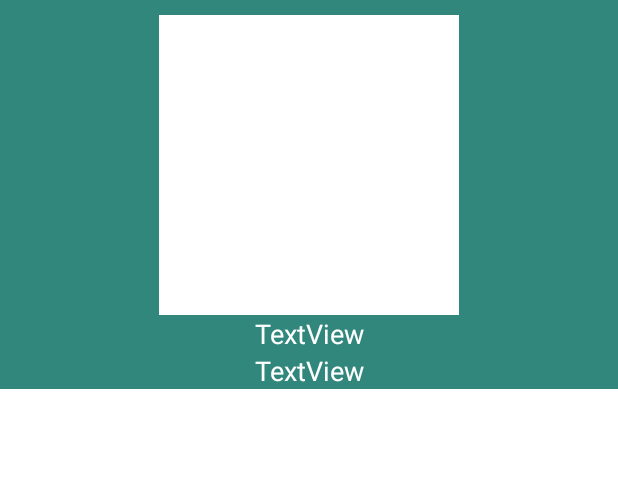
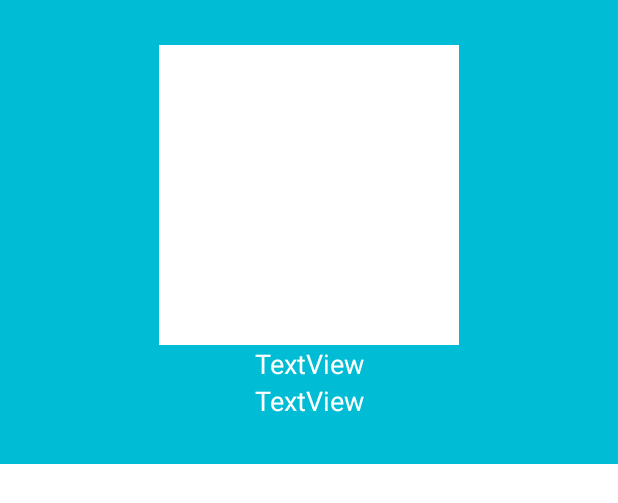
Before and after one commit to luluket/shop, an Android app: the layout product.xml on its own in the app's theme, with its tools: preview values and no code run, on a phone screen of 412 x 824 dp. Shown: the top 503 px of the screen. Run offline under Robolectric (Android 15) with nearby library versions, the phone set to English and light mode, and no system bars.

Commit message:
Design update

```diff
--- a/app/src/main/java/com/luka/shop/HomeActivity.java
+++ b/app/src/main/java/com/luka/shop/HomeActivity.java
@@ -2,6 +2,7 @@ package com.luka.shop;
 
 import androidx.annotation.NonNull;
 import androidx.appcompat.app.AppCompatActivity;
+import androidx.core.content.ContextCompat;
 import androidx.recyclerview.widget.LinearLayoutManager;
 import androidx.recyclerview.widget.RecyclerView;
 
@@ -99,6 +100,11 @@ public class HomeActivity extends AppCompatActivity implements View.OnClickListe
         productAdapter = new FirestoreRecyclerAdapter<Product, ProductHolder>(setProducts) {
             @Override
             protected void onBindViewHolder(@NonNull ProductHolder holder, int position, @NonNull Product model) {
+                if(position%2==0){
+                    holder.container.setBackgroundColor(ContextCompat.getColor(getApplicationContext(),R.color.even));
+                }else{
+                    holder.container.setBackgroundColor(ContextCompat.getColor(getApplicationContext(),R.color.odd));
+                }
                 holder.name.setText(model.getName());
                 holder.price.setText(model.getPrice() + " kn");
                 StorageReference productImageRef = mStorageRef.child("products/" + model.getId() + ".jpg");
--- a/app/src/main/res/layout/activity_cart.xml
+++ b/app/src/main/res/layout/activity_cart.xml
@@ -29,6 +29,7 @@
             android:id="@+id/cartItems"
             android:layout_width="wrap_content"
             android:layout_height="wrap_content"
+            android:layout_marginTop="20dp"
             app:layout_constraintEnd_toEndOf="parent"
             app:layout_constraintStart_toStartOf="parent"
             app:layout_constraintTop_toBottomOf="@+id/yourCartNote">
--- a/app/src/main/res/layout/product.xml
+++ b/app/src/main/res/layout/product.xml
@@ -5,17 +5,16 @@
     android:id="@+id/container"
     android:layout_width="match_parent"
     android:layout_height="wrap_content"
-    android:background="#60A59E"
-    android:backgroundTint="#86D1CA"
+    android:background="#00BCD4"
     android:backgroundTintMode="multiply"
-    android:orientation="vertical">
+    android:orientation="vertical"
+    android:padding="30dp">
 
     <ImageView
         android:id="@+id/product_img"
         android:layout_width="200dp"
         android:layout_height="200dp"
         android:layout_gravity="center"
-        android:layout_marginTop="10dp"
         android:background="#FFFFFF" />
 
     <TextView
--- a/app/src/main/res/values/colors.xml
+++ b/app/src/main/res/values/colors.xml
@@ -7,4 +7,6 @@
     <color name="teal_700">#FF018786</color>
     <color name="black">#FF000000</color>
     <color name="white">#FFFFFFFF</color>
+    <color name="even">#60A59E</color>
+    <color name="odd">#74C3BB</color>
 </resources>
```
